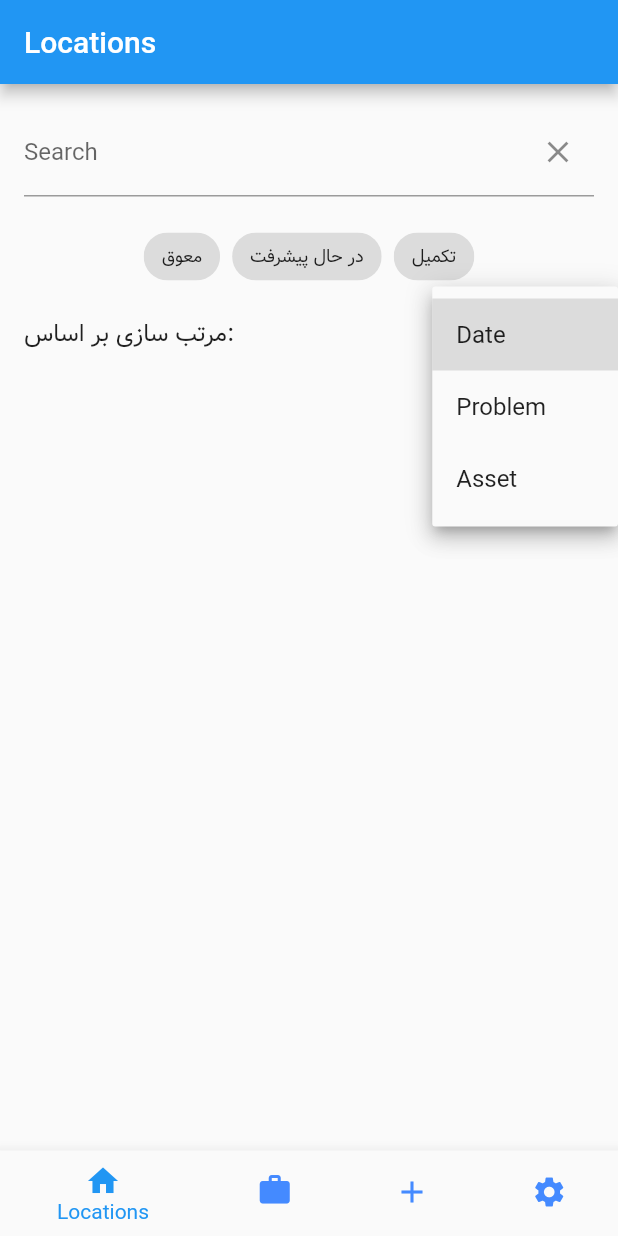
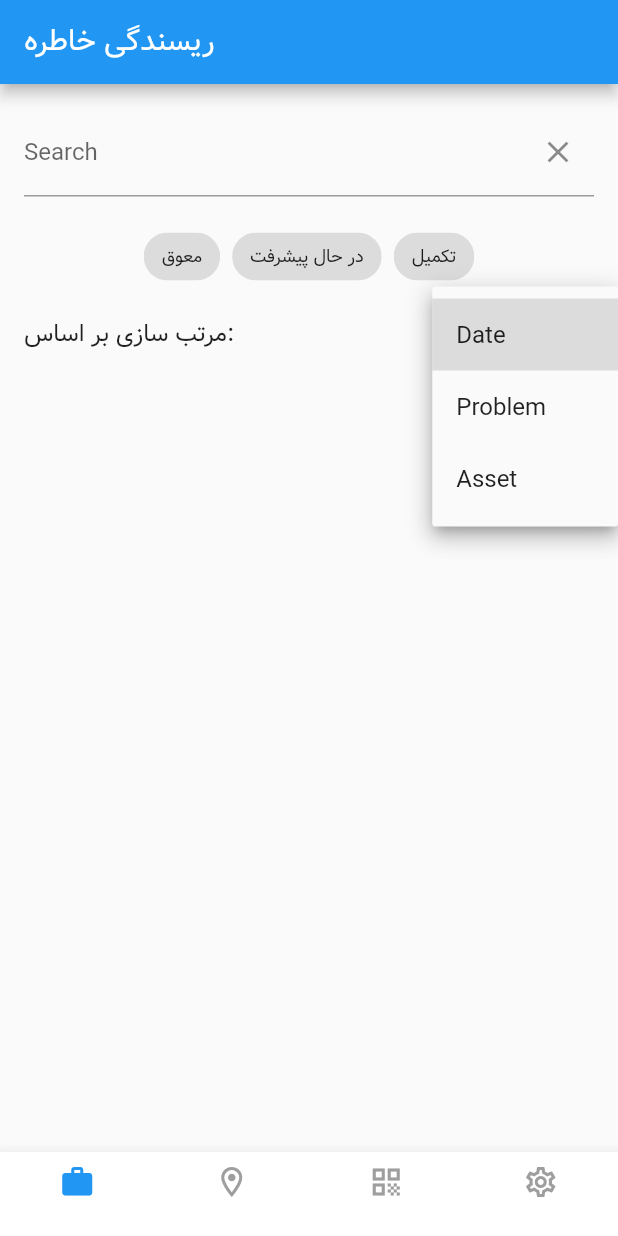
Before and after one commit to serpicokhan/experter2, a Flutter app: the screen it shows after launch, after a tap on "Date", on a phone screen of 412 x 824 dp. Run offline on Flutter 3.47's test engine with Material 2 defaults, Android fonts, the phone set to English and light mode, and no system bars; our stand-ins replace charts_flutter; network calls fail.

Commit message:
dsadas
dasdas

```diff
--- a/cmms/lib/main.dart
+++ b/cmms/lib/main.dart
@@ -28,7 +28,7 @@ class MyApp extends StatelessWidget {
         // is not restarted.
         primarySwatch: Colors.blue,
       ),
-      home: LocationListView(),
+      home: BottomNavigation(),
     );
   }
 }
@@ -242,3 +242,153 @@ class _LocationListViewState extends State<LocationListView> {
 //   Location(name: 'Location 3', description: 'Description 3'),
 //   // Add more locations as needed
 // ];
+class BottomNavigation extends StatefulWidget {
+  @override
+  _BottomNavigationState createState() => _BottomNavigationState();
+}
+
+class _BottomNavigationState extends State<BottomNavigation> {
+  int _selectedIndex = 0;
+  late PageController _pageController;
+
+  static const List<IconData> _icons = [
+    Icons.work_outline,
+    Icons.location_on_outlined,
+    Icons.qr_code_outlined,
+    Icons.settings_outlined,
+  ];
+
+  static const List<IconData> _filledIcons = [
+    Icons.work,
+    Icons.location_on,
+    Icons.qr_code,
+    Icons.settings,
+  ];
+
+  @override
+  void initState() {
+    super.initState();
+    _pageController = PageController();
+  }
+
+  @override
+  void dispose() {
+    _pageController.dispose();
+    super.dispose();
+  }
+
+  void _onItemTapped(int index) {
+    setState(() {
+      _selectedIndex = index;
+      _pageController.jumpToPage(index);
+    });
+  }
+
+  @override
+  Widget build(BuildContext context) {
+    return Scaffold(
+      appBar: AppBar(
+        title: Text(
+          'ریسندگی خاطره',
+          style: TextStyle(fontFamily: 'Vazir'),
+        ),
+      ),
+      body: PageView(
+        controller: _pageController,
+        onPageChanged: (index) {
+          setState(() {
+            _selectedIndex = index;
+          });
+        },
+        children: [
+          WorkOrderListScreen(),
+          LocationList(),
+          LoginPage(),
+          PlaceholderWidget(),
+        ],
+      ),
+      bottomNavigationBar: BottomNavigationBar(
+        currentIndex: _selectedIndex,
+        onTap: _onItemTapped,
+        backgroundColor: Colors.white,
+        type: BottomNavigationBarType.fixed,
+        selectedItemColor: Colors.blue,
+        unselectedItemColor: Colors.grey,
+        items: _icons
+            .asMap()
+            .map(
+              (index, icon) => MapEntry(
+                index,
+                BottomNavigationBarItem(
+                  icon: Icon(icon),
+                  label: '',
+                  activeIcon: Icon(_filledIcons[index]),
+                ),
+              ),
+            )
+            .values
+            .toList(),
+      ),
+    );
+  }
+}
+
+class WorkOrderPage extends StatelessWidget {
+  @override
+  Widget build(BuildContext context) {
+    return Container(
+      color: Colors.blue,
+      child: Center(
+        child: Text(
+          'Work Order Page',
+          style: TextStyle(fontSize: 24, color: Colors.white),
+        ),
+      ),
+    );
+  }
+}
+
+class LocationPage extends StatelessWidget {
+  @override
+  Widget build(BuildContext context) {
+    return Container(
+      color: Colors.green,
+      child: Center(
+        child: Text(
+          'Location Page',
+          style: TextStyle(fontSize: 24, color: Colors.white),
+        ),
+      ),
+    );
+  }
+}
+
+class ScanPage extends StatelessWidget {
+  @override
+  Widget build(BuildContext context) {
+    return Container(
+      color: Colors.orange,
+      child: Center(
+        child: Text(
+          'Scan Page',
+          style: TextStyle(fontSize: 24, color: Colors.white),
+        ),
+      ),
+    );
+  }
+}
+
+class SettingsPage extends StatelessWidget {
+  @override
+  Widget build(BuildContext context) {
+    return Container(
+      color: Colors.purple,
+      child: Center(
+        child: Text(
+          'Settings Page',
+          style: TextStyle(fontSize: 24, color: Colors.white),
+        ),
+      ),
+    );
+  }
+}
```
Also changed, not shown: cmms/lib/pages/assetview2.dart (+37 -8 lines), cmms/lib/pages/location.dart (+7 -5 lines), cmms/lib/pages/machinlist.dart (+40 -41 lines).
